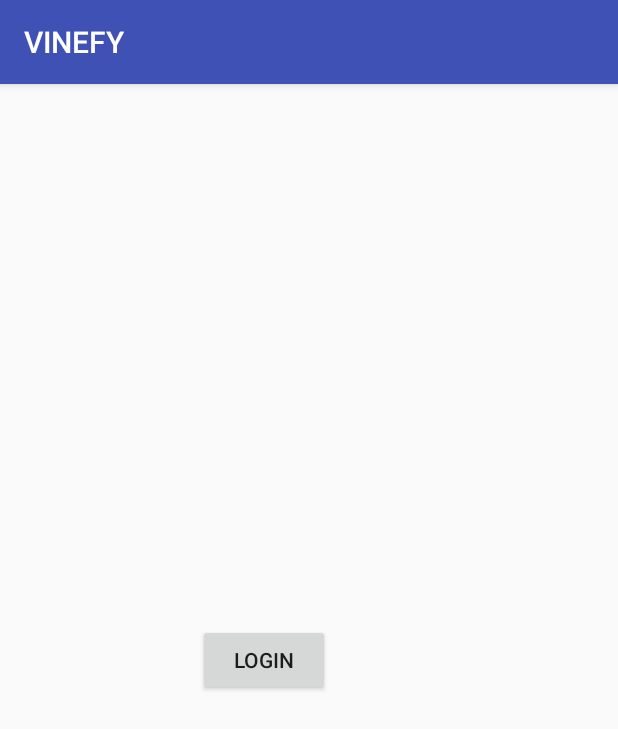
After one commit to mow03/VFY_Android, an Android app: the Login screen opened directly, with no data from a screen before it, on a phone screen of 412 x 824 dp. The commit adds this screen. Shown: the top 729 px of the screen. Run offline under Robolectric (Android 15) with nearby library versions, the phone set to English and light mode, and no system bars.

Commit message:
Added Uport Login Functionality

```diff
--- a/VFY_7/app/src/main/AndroidManifest.xml
+++ b/VFY_7/app/src/main/AndroidManifest.xml
@@ -3,6 +3,8 @@
     package="com.example.mow.vfy_7">
 
     <uses-permission android:name="android.permission.INTERNET" />
+    <uses-permission android:name="android.permission.ACCESS_NETWORK_STATE" />
+    <uses-permission android:name="android.permission.ACCESS_WIFI_STATE" />
 
     <application
         android:allowBackup="true"
@@ -21,6 +23,8 @@
                 <category android:name="android.intent.category.LAUNCHER" />
             </intent-filter>
         </activity>
+        <activity android:name=".Login" />
+        <activity android:name=".uport_webview"></activity>
     </application>
 
 </manifest>
--- /dev/null
+++ b/VFY_7/app/src/main/java/com/example/mow/vfy_7/Login.java
@@ -0,0 +1,18 @@
+package com.example.mow.vfy_7;
+
+import android.support.v7.app.AppCompatActivity;
+import android.os.Bundle;
+import android.webkit.WebView;
+
+public class Login extends AppCompatActivity {
+
+    @Override
+    protected void onCreate(Bundle savedInstanceState) {
+        super.onCreate(savedInstanceState);
+        setContentView(R.layout.activity_login);
+
+
+
+
+    }
+}
--- /dev/null
+++ b/VFY_7/app/src/main/java/com/example/mow/vfy_7/WebSockets.java
@@ -0,0 +1,6 @@
+package com.example.mow.vfy_7;
+
+public class WebSockets  {
+
+
+}
--- /dev/null
+++ b/VFY_7/app/src/main/res/layout/activity_login.xml
@@ -0,0 +1,19 @@
+<?xml version="1.0" encoding="utf-8"?>
+<RelativeLayout xmlns:android="http://schemas.android.com/apk/res/android"
+    xmlns:app="http://schemas.android.com/apk/res-auto"
+    xmlns:tools="http://schemas.android.com/tools"
+    android:layout_width="match_parent"
+    android:layout_height="match_parent"
+    tools:context=".Login">
+
+    <Button
+        android:id="@+id/user_login"
+        android:layout_width="wrap_content"
+        android:layout_height="wrap_content"
+        android:layout_alignParentStart="true"
+        android:layout_centerVertical="true"
+        android:layout_marginStart="132dp"
+        android:text="LOGIN" />
+
+
+</RelativeLayout>
```
Also changed, not shown: VFY_7/app/src/main/java/com/example/mow/vfy_7/Upload2Fragment.java (+29 -0 lines), VFY_7/app/src/main/java/com/example/mow/vfy_7/UploadFragment.java (+9 -7 lines), VFY_7/app/src/main/java/com/example/mow/vfy_7/uport_webview.java (added, +42 -0 lines), VFY_7/app/src/main/res/layout/activity_uport_webview.xml (added, +16 -0 lines).
